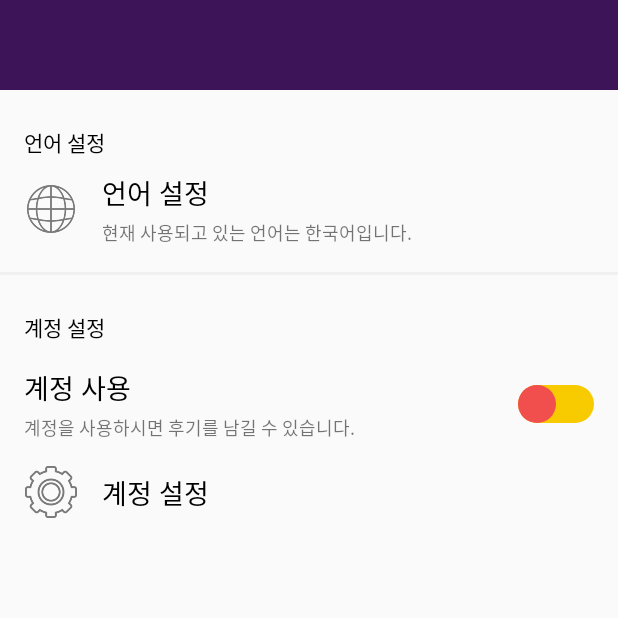
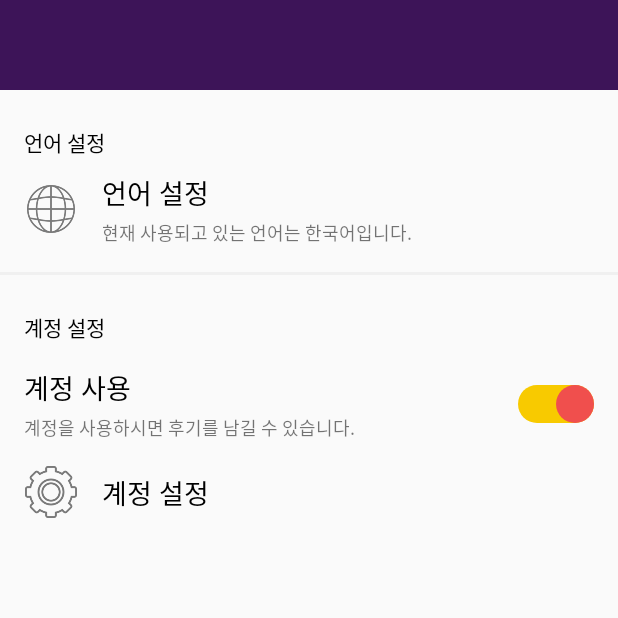
Before and after one commit to Sagittta/SulBam, an Android app: the SettingsActivity screen opened directly, with no data from a screen before it, on a phone screen of 412 x 824 dp, the top half of it. Run offline under Robolectric (Android 15) with nearby library versions, the phone set to English and light mode, and no system bars.

Commit message:
3rd Feature Implementation

```diff
--- a/app/src/main/java/kr/hs/emirim/sagittta/sulbam/SettingsActivity.java
+++ b/app/src/main/java/kr/hs/emirim/sagittta/sulbam/SettingsActivity.java
@@ -5,8 +5,11 @@ import androidx.appcompat.app.AppCompatActivity;
 import android.content.Intent;
 import android.os.Bundle;
 import android.view.View;
+import android.widget.CompoundButton;
 import android.widget.ImageView;
+import android.widget.Switch;
 import android.widget.TextView;
+import android.widget.Toast;
 
 public class SettingsActivity extends AppCompatActivity {
 
@@ -15,17 +18,26 @@ public class SettingsActivity extends AppCompatActivity {
         super.onCreate(savedInstanceState);
         setContentView(R.layout.activity_settings);
 
-        TextView lt = findViewById(R.id.langTitle);
-        TextView lc = findViewById(R.id.langContext);
-        ImageView li = findViewById(R.id.langImg);
-        lt.setOnClickListener(click);
-        lc.setOnClickListener(click);
-        li.setOnClickListener(click);
+        TextView lt = findViewById(R.id.langTitle);   lt.setOnClickListener(click);
+        TextView lc = findViewById(R.id.langContext);   lc.setOnClickListener(click);
+        ImageView li = findViewById(R.id.langImg);   li.setOnClickListener(click);
 
-        TextView at = findViewById(R.id.accountTitle);
-        ImageView ai = findViewById(R.id.accountImg);
-        at.setOnClickListener(click);
-        ai.setOnClickListener(click);
+        TextView at = findViewById(R.id.accountTitle);   at.setOnClickListener(click);
+        ImageView ai = findViewById(R.id.accountImg);   ai.setOnClickListener(click);
+
+        Switch as = findViewById(R.id.accountSwitch);
+        as.setOnCheckedChangeListener(new CompoundButton.OnCheckedChangeListener() {
+            @Override
+            public void onCheckedChanged(CompoundButton compoundButton, boolean isChecked) {
+                if(isChecked) {
+                    //switch on 상태
+                    Toast.makeText(getApplicationContext(), "스위치 온", Toast.LENGTH_SHORT).show();
+                } else {
+                    //switch off 상태
+                    Toast.makeText(getApplicationContext(), "스위치 오프", Toast.LENGTH_SHORT).show();
+                }
+            }
+        });
     }
 
     View.OnClickListener click = new View.OnClickListener() {
@@ -35,6 +47,7 @@ public class SettingsActivity extends AppCompatActivity {
                 case R.id.langTitle:
                 case R.id.langContext:
                 case R.id.langImg:
+                    Toast.makeText(getApplicationContext(), "설정에서 언어를 변경하세요.", Toast.LENGTH_LONG).show();
                     break;
                 case R.id.accountImg:
                 case R.id.accountTitle:
--- /dev/null
+++ b/app/src/main/res/drawable/bg_rounding.xml
@@ -0,0 +1,5 @@
+<?xml version="1.0" encoding="utf-8"?>
+<shape xmlns:android="http://schemas.android.com/apk/res/android"
+    android:shape="rectangle">
+    <corners android:radius="10dp"/>
+</shape>
--- a/app/src/main/res/drawable/switch_track_off.xml
+++ b/app/src/main/res/drawable/switch_track_off.xml
@@ -11,6 +11,6 @@
         android:height="25dp" />
 
     <solid
-        android:color="#f8ca00" />
+        android:color="#bcbcbc" />
 
 </shape>
--- a/app/src/main/res/layout/activity_settings.xml
+++ b/app/src/main/res/layout/activity_settings.xml
@@ -16,7 +16,7 @@
         app:layout_constraintTop_toTopOf="parent" />
 
     <TextView
-        android:id="@+id/textView1"
+        android:id="@+id/menu1"
         android:layout_width="wrap_content"
         android:layout_height="wrap_content"
         android:layout_marginStart="16dp"
@@ -35,7 +35,7 @@
         android:layout_marginTop="16dp"
         android:padding="2dp"
         app:layout_constraintStart_toStartOf="parent"
-        app:layout_constraintTop_toBottomOf="@+id/textView1"
+        app:layout_constraintTop_toBottomOf="@+id/menu1"
         app:srcCompat="@drawable/language" />
 
     <TextView
@@ -44,7 +44,7 @@
         android:layout_height="wrap_content"
         android:layout_marginStart="16dp"
         android:layout_marginBottom="2dp"
-        android:text="언어 설정"
+        android:text="@string/langTitle"
         android:textColor="#000000"
         android:textSize="18sp"
         app:layout_constraintBottom_toTopOf="@+id/langContext"
@@ -57,7 +57,7 @@
         android:layout_height="wrap_content"
         android:layout_marginStart="16dp"
         android:layout_marginTop="2dp"
-        android:text="현재 사용되고 있는 언어는 한국어입니다."
+        android:text="@string/langContext"
         android:textSize="12sp"
         app:layout_constraintBottom_toBottomOf="@+id/langImg"
         app:layout_constraintStart_toEndOf="@+id/langImg"
@@ -76,7 +76,7 @@
         app:layout_constraintTop_toBottomOf="@+id/langImg" />
 
     <TextView
-        android:id="@+id/textView5"
+        android:id="@+id/menu2"
         android:layout_width="wrap_content"
         android:layout_height="wrap_content"
         android:layout_marginStart="16dp"
@@ -95,7 +95,7 @@
         android:layout_height="wrap_content"
         android:layout_marginStart="16dp"
         android:layout_marginTop="4dp"
-        android:text="계정을 사용하시면 후기를 남길 수 있습니다."
+        android:text="@string/accountUseContext"
         android:textSize="12sp"
         app:layout_constraintStart_toStartOf="parent"
         app:layout_constraintTop_toBottomOf="@+id/accountUseTitle" />
@@ -106,11 +106,11 @@
         android:layout_height="wrap_content"
         android:layout_marginStart="16dp"
         android:layout_marginTop="16dp"
-        android:text="계정 사용"
+        android:text="@string/accountUseTitle"
         android:textColor="#000000"
         android:textSize="18sp"
         app:layout_constraintStart_toStartOf="parent"
-        app:layout_constraintTop_toBottomOf="@+id/textView5" />
+        app:layout_constraintTop_toBottomOf="@+id/menu2" />
 
     <Switch
         android:id="@+id/accountSwitch"
@@ -119,6 +119,11 @@
         android:layout_marginEnd="16dp"
         android:track="@drawable/switch_track_selector"
         android:thumb="@drawable/switch_thumb_selector"
+        android:switchMinWidth="0dp"
+        android:textOff=""
+        android:textOn=""
+        android:checked="true"
+        android:thumbTextPadding="15dp"
         app:layout_constraintBottom_toBottomOf="@+id/accountUseContext"
         app:layout_constraintEnd_toEndOf="parent"
         app:layout_constraintTop_toTopOf="@+id/accountUseTitle" />
@@ -139,7 +144,7 @@
         android:layout_width="wrap_content"
         android:layout_height="wrap_content"
         android:layout_marginStart="16dp"
-        android:text="계정 설정"
+        android:text="@string/accountTitle"
         android:textColor="#000000"
         android:textSize="18sp"
         app:layout_constraintBottom_toBottomOf="@+id/accountImg"
```
Also changed, not shown: app/src/main/java/kr/hs/emirim/sagittta/sulbam/Adapter/ListViewAdapter.java (+13 -11 lines), app/src/main/java/kr/hs/emirim/sagittta/sulbam/MapActivity.java (+12 -0 lines), app/src/main/res/layout/activity_map.xml (+6 -6 lines), app/src/main/res/values/strings.xml (+14 -8 lines), 1 other file.
